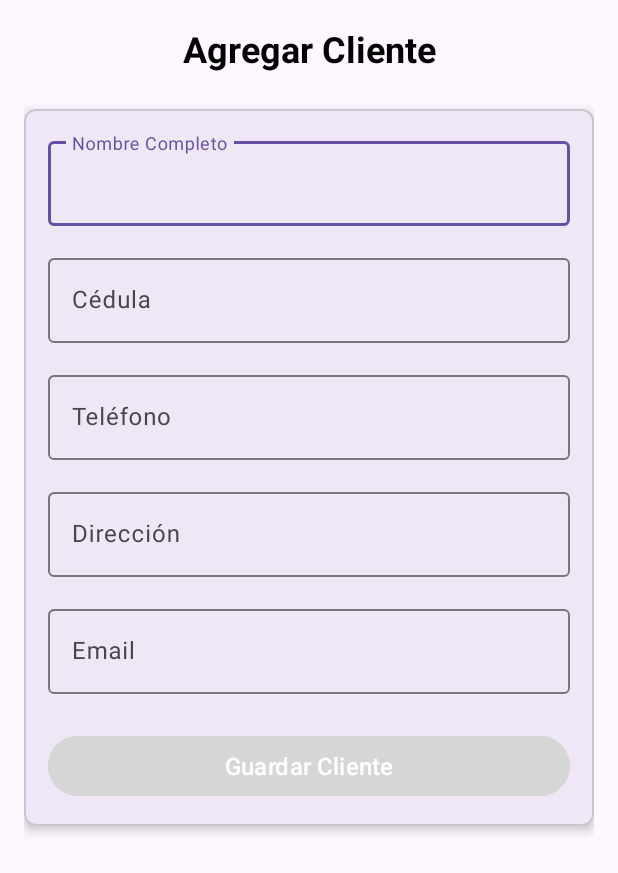
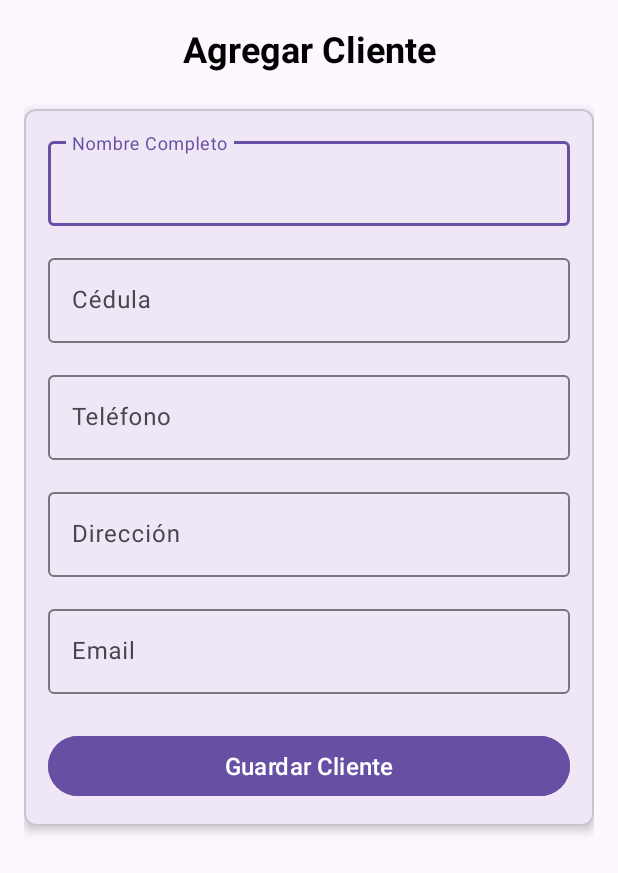
Before and after one commit to Eliud2003/Proyecto1P, an Android app: the layout activity_add_cliente.xml on its own in the app's theme, with its tools: preview values and no code run, on a phone screen of 412 x 824 dp. Shown: the top 873 px of the screen. Run offline under Robolectric (Android 15) with nearby library versions, the phone set to English and light mode, and no system bars.

Commit message:
final
Signed-off-by: Eliud2003 <suarezclementeeliud@gmail.com>

```diff
--- a/app/src/main/res/layout/activity_add_cliente.xml
+++ b/app/src/main/res/layout/activity_add_cliente.xml
@@ -121,7 +121,7 @@
                     android:layout_height="wrap_content"
                     android:text="Guardar Cliente"
                     android:textSize="16sp"
-                    android:backgroundTint="@color/purple_500"
+                    android:backgroundTint="?attr/colorPrimary"
                     android:layout_marginTop="8dp" />
 
             </LinearLayout>
--- a/app/src/main/res/layout/activity_nueva_venta.xml
+++ b/app/src/main/res/layout/activity_nueva_venta.xml
@@ -223,7 +223,7 @@
             android:layout_height="wrap_content"
             android:text="Generar Factura"
             android:textSize="16sp"
-            android:backgroundTint="@color/purple_500"
+            android:backgroundTint="?attr/colorPrimary"
             android:layout_marginTop="16dp"
             android:contentDescription="Generar factura de la venta" />
 
--- a/app/src/main/res/layout/item_factura.xml
+++ b/app/src/main/res/layout/item_factura.xml
@@ -24,7 +24,7 @@
             android:text="Factura #001"
             android:textSize="16sp"
             android:textStyle="bold"
-            android:textColor="@color/purple_500"
+            android:textColor="?attr/colorPrimary"
             android:layout_marginBottom="8dp" />
 
         <!-- Cliente -->
```
Also changed, not shown: app/src/main/res/values/colors.xml (+10 -0 lines).
